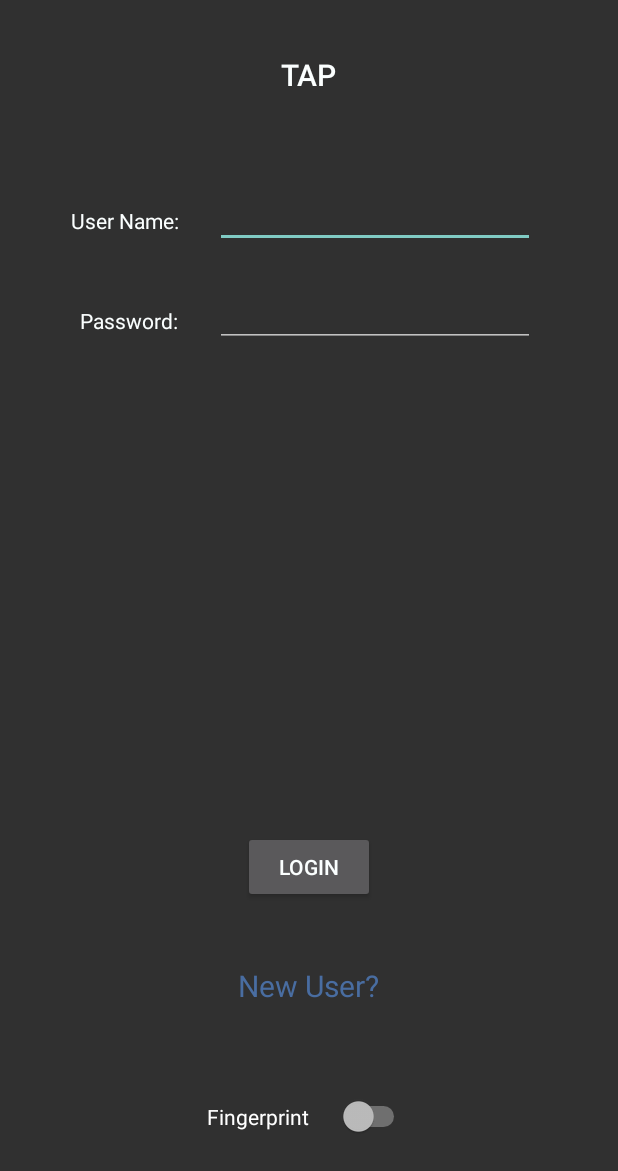
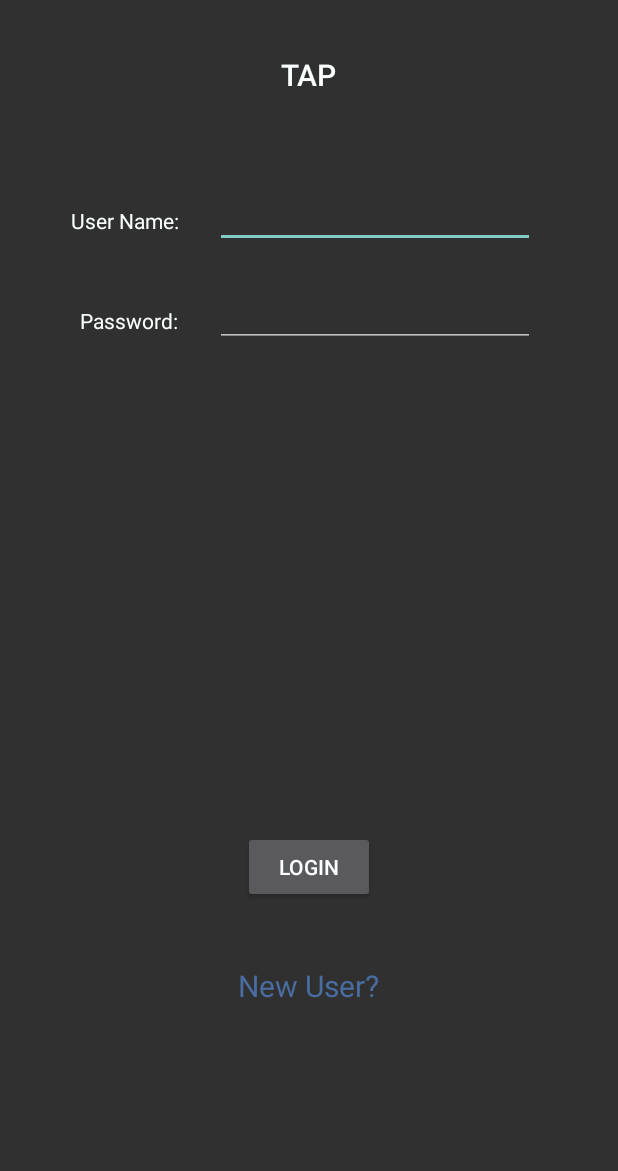
Before and after one commit to Nicholas-Guerra/TAP, an Android app: the screen it shows after launch (LoginActivity), on a phone screen of 412 x 824 dp. Shown: the top 1171 px of the screen. Run offline under Robolectric (Android 15) with nearby library versions, the phone set to English and light mode, and no system bars; our stand-ins replace Room's generated code.

Commit message:
Updated LoginActivity now can call Fragment_NewUser_Request

```diff
--- a/app/src/main/java/com/software_engineering/tap/Login/LoginActivity.java
+++ b/app/src/main/java/com/software_engineering/tap/Login/LoginActivity.java
@@ -8,6 +8,9 @@ import android.content.Intent;
 import android.content.pm.ActivityInfo;
 import android.content.pm.PackageManager;
 import android.support.v4.app.ActivityCompat;
+import android.support.v4.app.DialogFragment;
+import android.support.v4.app.FragmentActivity;
+import android.support.v4.app.FragmentManager;
 import android.support.v4.content.ContextCompat;
 import android.support.v7.app.AppCompatActivity;
 import android.os.Bundle;
@@ -18,6 +21,8 @@ import android.widget.EditText;
 import android.widget.TextView;
 import android.widget.Toast;
 
+import android.app.Dialog;
+
 import org.json.JSONException;
 import org.json.JSONObject;
 
@@ -27,9 +32,11 @@ import com.software_engineering.tap.AccountPage.AppDatabase;
 import com.software_engineering.tap.Main_Notifications_Settings.MainActivity;
 import com.software_engineering.tap.R;
 
-public class LoginActivity extends AppCompatActivity {
+public class LoginActivity extends AppCompatActivity{
 
     private static final int REQUEST_CODE = 100;
+
+    //private static final String TAG = "LoginActivity";
 
     private Button btnLogin;
     private TextView btnNewUser;
@@ -41,7 +48,7 @@ public class LoginActivity extends AppCompatActivity {
         setContentView(R.layout.activity_login);
 
         userName = (EditText) findViewById(R.id.user_name);
-        //userPassword = (EditText) findViewById(R.id.user_password);
+        userPassword = (EditText) findViewById(R.id.user_password);
         btnLogin = (Button) findViewById(R.id.login_button);
         btnNewUser = (TextView) findViewById(R.id.user_button);
 
@@ -56,11 +63,27 @@ public class LoginActivity extends AppCompatActivity {
         });
 
 
-        btnNewUser.setOnClickListener(new View.OnClickListener(){
+        /*btnNewUser.setOnClickListener(new View.OnClickListener(){
 
             public void onClick(View view){
 
-                startActivity(new Intent(LoginActivity.this, MainActivity.class));
+                startActivity(new Intent(LoginActivity.this, Fragment_NewUser_Request.class));
+
+                //Fragment_NewUser_Request newUser = new Fragment_NewUser_Request();
+
+            }
+        });*/
+
+
+        btnNewUser.setOnClickListener(new View.OnClickListener() {
+            @Override
+            public void onClick(View view) {
+
+                //FragmentManager fm = LoginActivity.this.getFragmentManager();
+                Fragment_NewUser_Request newUser = new Fragment_NewUser_Request();
+                newUser.show(getSupportFragmentManager(), "Fragment_NewUser_Request");
+
+                //newUser.show(getFragmentManager(), Fragment_NewUser_Request.class);
 
             }
         });
@@ -87,7 +110,7 @@ public class LoginActivity extends AppCompatActivity {
 
         try {
             object.put("userName", userName);
-            object.put("hashedPassword",userPassword );
+            object.put("hashedPassword",userPassword.hashCode() );
 
             new sendToServer(this,true, "Verifying", object){
 
--- a/app/src/main/res/layout/activity_login.xml
+++ b/app/src/main/res/layout/activity_login.xml
@@ -46,7 +46,7 @@
         android:inputType="textPersonName" />
 
     <EditText
-        android:id="@+id/editText3"
+        android:id="@+id/user_password"
         android:layout_width="wrap_content"
         android:layout_height="35dp"
         android:layout_alignParentTop="true"
@@ -66,15 +66,6 @@
         android:textColor="@color/colorClick"
         android:textSize="20dp" />
 
-    <Switch
-        android:id="@+id/finger_password"
-        android:layout_width="135dp"
-        android:layout_height="wrap_content"
-        android:layout_alignParentBottom="true"
-        android:layout_centerHorizontal="true"
-        android:layout_marginBottom="66dp"
-        android:text="Fingerprint" />
-
     <TextView
         android:id="@+id/app_name"
         android:layout_width="wrap_content"
```
